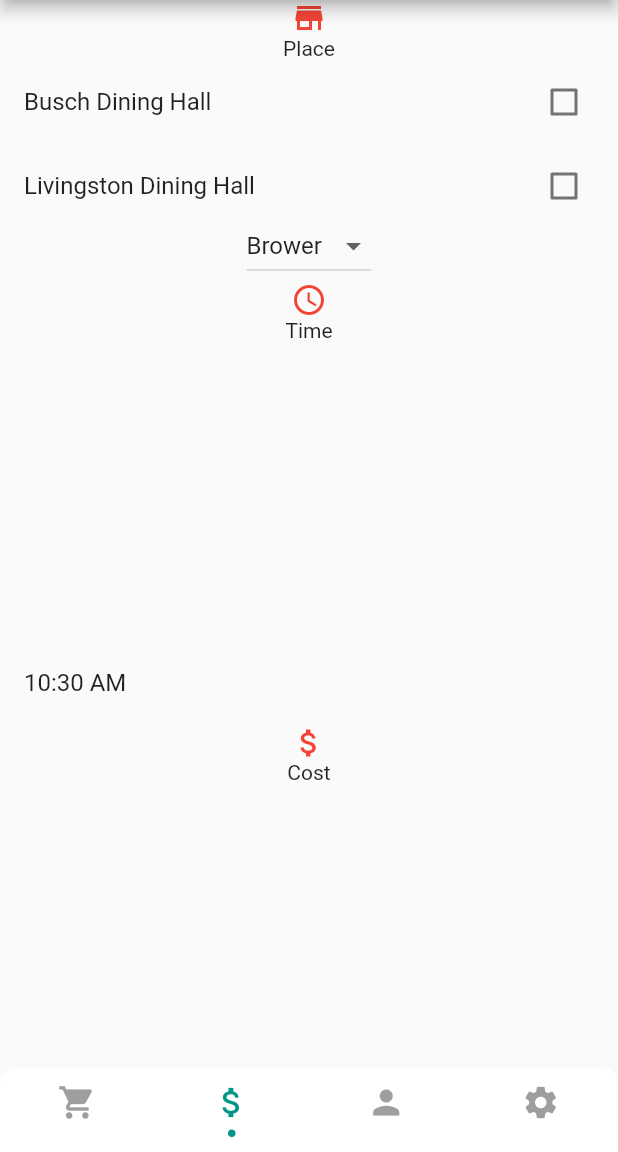
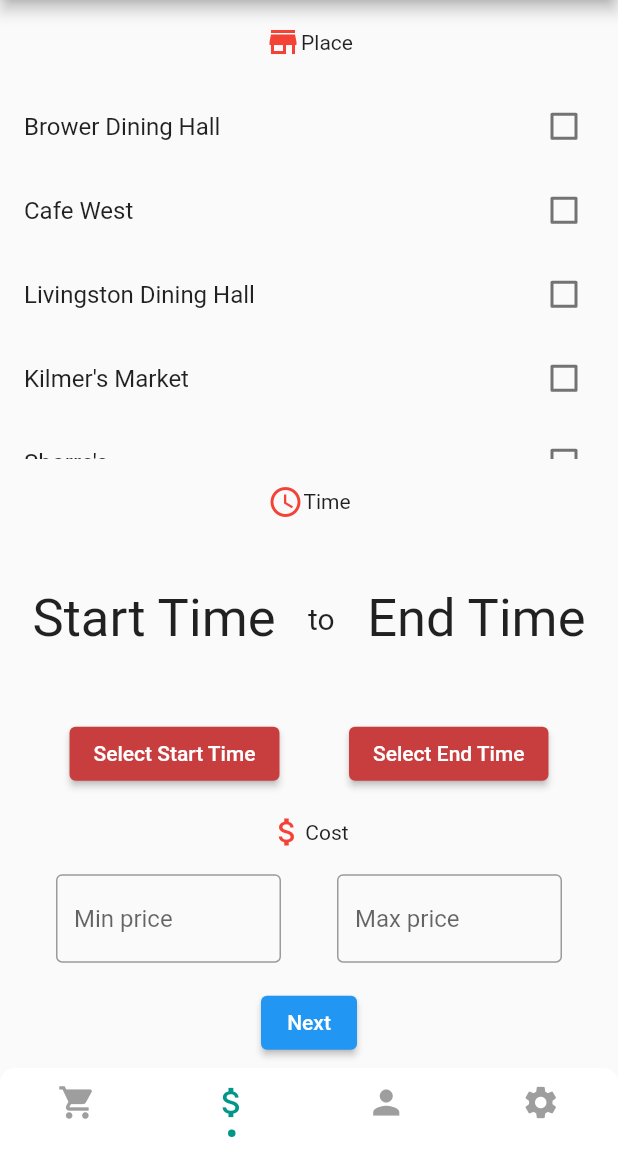
Before and after one commit to SoPat712/RUSwipeShare, a Flutter app: the screen it shows once a user with an empty profile is signed in, item 2 of the bottom bar chosen, on a phone screen of 412 x 824 dp, the part 84-1236 px from its top. Run offline on Flutter 3.47's test engine with Material 2 defaults, Android fonts, the phone set to English and light mode, and no system bars; drawn by our look-alikes of persistent_bottom_nav_bar; our stand-ins replace cloud_firestore, firebase_auth, firebase_core, firebase_database, flutter_credit_card; missing offline and left inert: dart:ffi, flutterfire_ui; accounts and stored records are empty.

Commit message:
sellers page

```diff
--- a/lib/sell.dart
+++ b/lib/sell.dart
@@ -1,4 +1,7 @@
+// ignore_for_file: prefer_const_constructors
+
 import 'package:flutter/material.dart';
+import 'package:ruswipeshare/meetings.dart';
 
 class SellScreen extends StatefulWidget {
   const SellScreen({Key? key}) : super(key: key);
@@ -7,81 +10,163 @@ class SellScreen extends StatefulWidget {
   _SellScreenState createState() => _SellScreenState();
 }
 
-class _SellScreenState extends State<SellScreen> {
 Map<String, bool> values = {
-    'Busch Dining Hall': false,
+  'Brower Dining Hall': false,
+  'Cafe West': false,
   'Livingston Dining Hall': false,
-    'Brower Dining Hall': false,
+  'Kilmer\'s Market': false,
+  'Sbarro\'s': false,
   'Neilson Dining Hall': false,
-    'Cafe West': false,
   'Cook Cafe': false,
   'Douglass Cafe': false,
   'Harvest INFH': false,
-    'Kilmer\'s Market': false,
-    'College Ave Dining Hall': false,
   'Red Pine Pizza': false,
-    'Rock Cafe': false,
-    'Sbarro': false,
-    'Woody\'s Cafe': false,
 };
+
+class _SellScreenState extends State<SellScreen> {
+  String startTime = 'Start Time';
+  DateTime startTimeTime = DateTime.now();
+  String endTime = 'End Time';
+  DateTime endTimeTime = DateTime.now();
+  bool? is24HoursFormat;
   @override
   Widget build(BuildContext context) {
-    TimeOfDay time = TimeOfDay.now();
+    bool is24HoursFormat = MediaQuery.of(context).alwaysUse24HourFormat;
     return Scaffold(
       appBar: AppBar(
         title: const Text('Sell'),
         automaticallyImplyLeading: false,
       ),
       body: Column(
+        mainAxisAlignment: MainAxisAlignment.spaceEvenly,
+        children: [
+          Row(
             mainAxisAlignment: MainAxisAlignment.center,
             children: [
               Icon(Icons.store_mall_directory, color: Colors.red),
-          const Text('Place'),
+              Text('Place'),
+            ],
+          ),
           ConstrainedBox(
-            constraints: BoxConstraints.expand(height: 100),
-            child: ListView(
-              children: values.keys.map((String key) {
-                return CheckboxListTile(
-                  title: Text(key),
-                  value: values[key],
+            constraints: const BoxConstraints.expand(height: 250),
+            child: ListView.builder(
+              itemCount: values.length,
+              itemBuilder: (context, index) => CheckboxListTile(
+                title: Text(values.keys.elementAt(index)),
+                value: values.values.elementAt(index),
                 onChanged: (bool? value) {
                   setState(() {
-                      values[key] = value!;
-                    });
-                  },
-                );
-              }).toList(),
-            ),
-          ),
-          LocationDropdown(),
-          Icon(Icons.access_time, color: Colors.red),
-          Expanded(
-            child: const Text('Time'),
-          ),
-          ListTile(
-            title: Text(time.format(context)),
-            onTap: () {
-              Future<TimeOfDay?> selectedTime = showTimePicker(
-                context: context,
-                initialTime: time,
-              );
-              setState(() {
-                selectedTime.then((value) => time = value!);
-                time = TimeOfDay(hour: 10, minute: 00);
+                    values[values.keys.elementAt(index)] = value!;
                   });
                 },
               ),
+            ),
+          ),
+          Row(
+            mainAxisAlignment: MainAxisAlignment.center,
+            children: [
+              Icon(Icons.access_time, color: Colors.red),
+              Text('Time'),
+            ],
+          ),
+          SizedBox(
+            height: 100,
+            child: Row(
+              mainAxisAlignment: MainAxisAlignment.spaceEvenly,
+              children: [
+                Text(
+                  startTime,
+                  style: TextStyle(fontSize: 35),
+                ),
+                Text(
+                  "to",
+                  style: TextStyle(fontSize: 20),
+                ),
+                Text(
+                  endTime,
+                  style: TextStyle(fontSize: 35),
+                ),
+              ],
+            ),
+          ),
+          Row(
+            mainAxisAlignment: MainAxisAlignment.spaceEvenly,
+            children: [
+              ElevatedButton(
+                onPressed: () async {
+                  final TimeOfDay? picked = await showTimePicker(
+                    context: context,
+                    initialTime: TimeOfDay.fromDateTime(startTimeTime),
+                  );
+                  if (picked != null && picked != TimeOfDay.fromDateTime(startTimeTime)) {
+                    setState(() {
+                      startTimeTime = DateTime.fromMicrosecondsSinceEpoch(picked.hour * 60 * 60 * 1000000 + picked.minute * 60 * 1000000, isUtc: true);
+                      startTime = startTimeTime.hour.toString() + ":" + startTimeTime.minute.toString() + ((is24HoursFormat) ? "" : ((startTimeTime.hour > 12) ? "PM" : "AM"));
+                    });
+                  }
+                },
+                child: const Text('Select Start Time'),
+              ),
+              ElevatedButton(
+                onPressed: () async {
+                  final TimeOfDay? picked = await showTimePicker(
+                    context: context,
+                    initialTime: TimeOfDay.fromDateTime(endTimeTime),
+                  );
+                  if (picked != null && picked != TimeOfDay.fromDateTime(endTimeTime)) {
+                    setState(() {
+                      endTimeTime = DateTime.fromMicrosecondsSinceEpoch(picked.hour * 60 * 60 * 1000000 + picked.minute * 60 * 1000000, isUtc: true);
+                      endTime = endTimeTime.hour.toString() + ":" + endTimeTime.minute.toString() + ((is24HoursFormat) ? "" : ((endTimeTime.hour > 12) ? "PM" : "AM"));
+                    });
+                  }
+                },
+                child: const Text('Select End Time'),
+              ),
+            ],
+          ),
+          Row(
+            mainAxisAlignment: MainAxisAlignment.center,
+            children: [
               Icon(Icons.attach_money, color: Colors.red),
-          Expanded(
-            child: const Text('Cost'),
+              Text('Cost'),
+            ],
+          ),
+          //make a row with a text selector for min and max swipe cost
+          Row(
+            mainAxisAlignment: MainAxisAlignment.spaceEvenly,
+            children: const [
+              SizedBox(
+                width: 150,
+                child: TextField(
+                  decoration: InputDecoration(
+                    border: OutlineInputBorder(),
+                    hintText: 'Min price',
+                  ),
+                ),
+              ),
+              SizedBox(
+                width: 150,
+                child: TextField(
+                  decoration: InputDecoration(
+                    border: OutlineInputBorder(),
+                    hintText: 'Max price',
+                  ),
+                ),
+              ),
+            ],
+          ),
+          ElevatedButton(
+            onPressed: () {},
+            style: ButtonStyle(
+              backgroundColor: MaterialStateColor.resolveWith((states) => Colors.blue),
+            ),
+            child: const Text('Next'),
           ),
         ],
       ),
     );
   }
 }
-
-const List<String> list = <String>['Brower', 'BDH', 'LDH', 'Neilson', 'Woody\'s'];
 
 class LocationDropdown extends StatefulWidget {
   const LocationDropdown({super.key});
@@ -90,8 +175,15 @@ class LocationDropdown extends StatefulWidget {
   State<LocationDropdown> createState() => _LocationDropdownState();
 }
 
+const List<String> list = <String>[
+  'Busch',
+  'College Ave',
+  'Cook/Doug',
+  'Livingston',
+];
+
 class _LocationDropdownState extends State<LocationDropdown> {
-  String dropdownValue = list.first;
+  String dropdownValue = 'Busch';
 
   @override
   Widget build(BuildContext context) {
@@ -99,6 +191,7 @@ class _LocationDropdownState extends State<LocationDropdown> {
       value: dropdownValue,
       onChanged: (String? value) {
         // This is called when the user selects an item.
+
         setState(() {
           dropdownValue = value!;
         });
```
Also changed, not shown: lib/meetings.dart (+3 -7 lines). Lines whose indentation alone changed are shown as unchanged.
